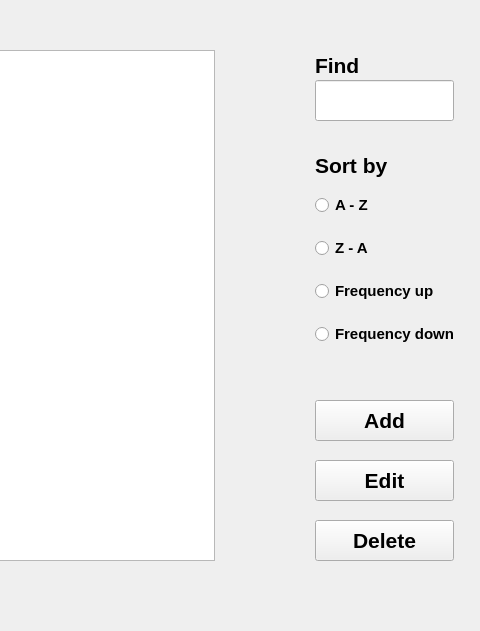
Old version of the form computational linguistics/frequency_dictionary/mainwindow.ui in the repository togramort/BSULabs; both pictures show x 135 to 615 and y 0 to 631 of the 800 by 770 pixel window.
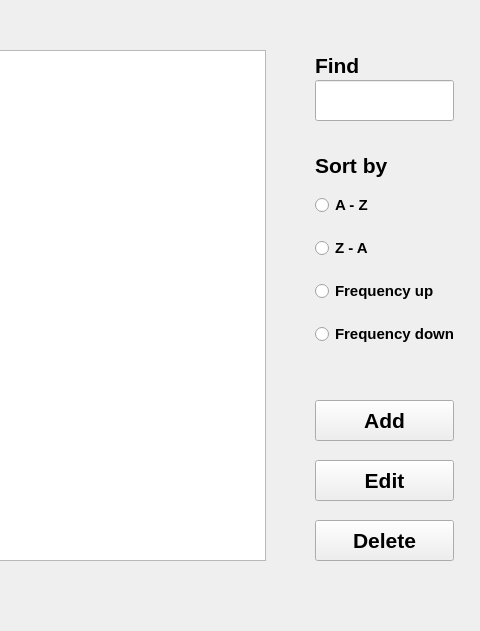
New version of the form.

What changed in the file:
```diff
--- a/computational linguistics/frequency_dictionary/mainwindow.ui
+++ b/computational linguistics/frequency_dictionary/mainwindow.ui
@@ -19,7 +19,7 @@
      <rect>
       <x>40</x>
       <y>50</y>
-      <width>310</width>
+      <width>361</width>
       <height>511</height>
      </rect>
     </property>
@@ -135,12 +135,12 @@
      <string>Find</string>
     </property>
    </widget>
-   <widget class="QWidget" name="">
+   <widget class="QWidget" name="layoutWidget">
     <property name="geometry">
      <rect>
       <x>450</x>
       <y>180</y>
-      <width>141</width>
+      <width>142</width>
       <height>181</height>
      </rect>
     </property>
```
Left out of the diff: 2 changed lines with no effect on the pictures.
